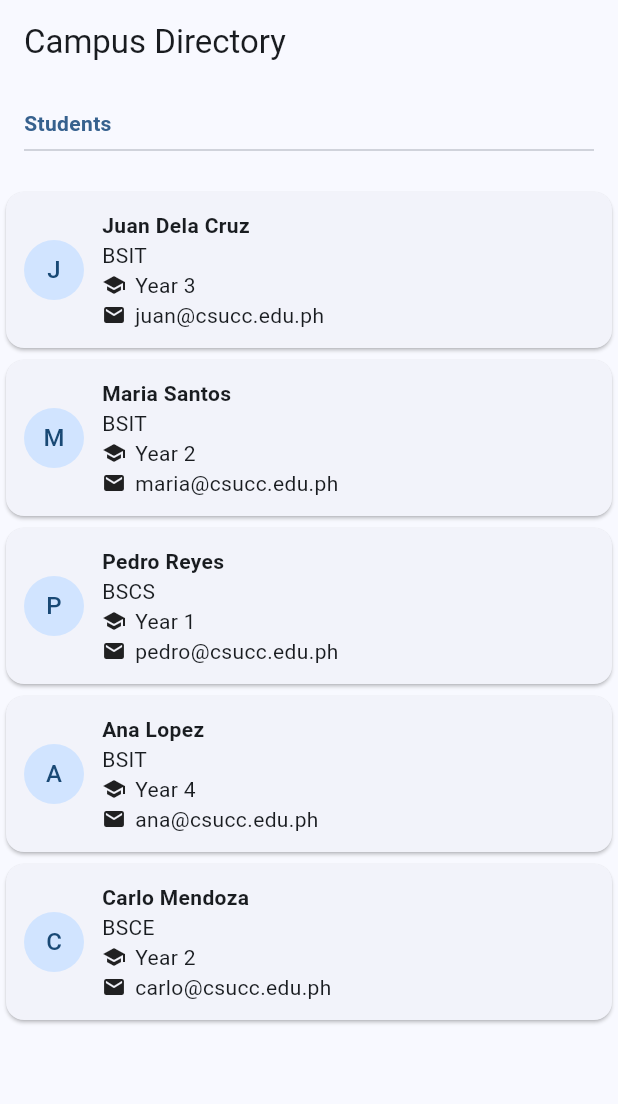
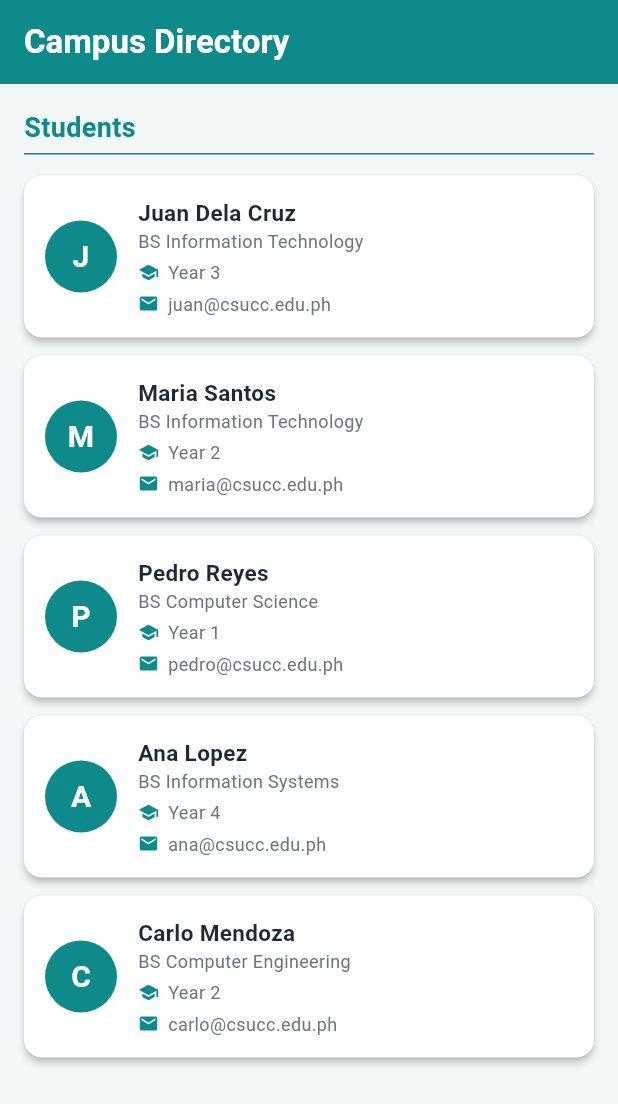
Before and after one commit to l4risha/stateless_lab_chavez, a Flutter app: the screen it shows after launch, on a phone screen of 412 x 824 dp. Shown: the top 1104 px of the screen. Run offline on Flutter 3.47's test engine with Material 3 defaults, Android fonts, the phone set to English and light mode, and no system bars.

Commit message:
Initial Flutter project

```diff
--- a/lib/main.dart
+++ b/lib/main.dart
@@ -1,6 +1,12 @@
 import 'package:flutter/material.dart';
 
 void main() => runApp(const DirectoryApp());
+
+// Colors (estimate gikan sa screenshot)
+const kTeal = Color(0xFF0E8A8A); // AppBar, avatar, heading, icons
+const kBackground = Color(0xFFF4F7F7); // background sa screen
+const kNameText = Color(0xFF1F2933); // name sa student
+const kSubText = Color(0xFF6B7280); // course, year, email
 
 // Student = blueprint sa data. Final ang fields, mao nga const ang constructor
 class Student {
@@ -19,11 +25,11 @@ class Student {
 
 // Hard-coded list (5+). Ilisi ang names sa imong mga classmate o kaugalingon
 const List<Student> students = [
-  Student(name: 'Juan Dela Cruz', course: 'BSIT', yearLevel: 3, email: 'juan@csucc.edu.ph'),
-  Student(name: 'Maria Santos', course: 'BSIT', yearLevel: 2, email: 'maria@csucc.edu.ph'),
-  Student(name: 'Pedro Reyes', course: 'BSCS', yearLevel: 1, email: 'pedro@csucc.edu.ph'),
-  Student(name: 'Ana Lopez', course: 'BSIT', yearLevel: 4, email: 'ana@csucc.edu.ph'),
-  Student(name: 'Carlo Mendoza', course: 'BSCE', yearLevel: 2, email: 'carlo@csucc.edu.ph'),
+  Student(name: 'Juan Dela Cruz', course: 'BS Information Technology', yearLevel: 3, email: 'juan@csucc.edu.ph'),
+  Student(name: 'Maria Santos', course: 'BS Information Technology', yearLevel: 2, email: 'maria@csucc.edu.ph'),
+  Student(name: 'Pedro Reyes', course: 'BS Computer Science', yearLevel: 1, email: 'pedro@csucc.edu.ph'),
+  Student(name: 'Ana Lopez', course: 'BS Information Systems', yearLevel: 4, email: 'ana@csucc.edu.ph'),
+  Student(name: 'Carlo Mendoza', course: 'BS Computer Engineering', yearLevel: 2, email: 'carlo@csucc.edu.ph'),
 ];
 
 // Stateless kay ang icon ug text kay gikan sa parent, wala'y mausab sa sulod
@@ -35,12 +41,21 @@ class InfoRow extends StatelessWidget {
 
   @override
   Widget build(BuildContext context) {
-    return Row(
-      children: [
-        Icon(icon, size: 16),
-        const SizedBox(width: 6), // gamay nga gap tali sa icon ug text
-        Expanded(child: Text(text)), // Expanded para dili mo-overflow ang taas nga email
-      ],
+    return Padding(
+      padding: const EdgeInsets.only(top: 4),
+      child: Row(
+        children: [
+          Icon(icon, size: 14, color: kTeal), // teal nga icon
+          const SizedBox(width: 6), // gamay nga gap tali sa icon ug text
+          Expanded(
+            // Expanded para dili mo-overflow ang taas nga email
+            child: Text(
+              text,
+              style: const TextStyle(fontSize: 12, color: kSubText),
+            ),
+          ),
+        ],
+      ),
     );
   }
 }
@@ -54,18 +69,20 @@ class SectionHeader extends StatelessWidget {
   @override
   Widget build(BuildContext context) {
     return Padding(
-      padding: const EdgeInsets.all(16),
+      padding: const EdgeInsets.fromLTRB(16, 16, 16, 8),
       child: Column(
         crossAxisAlignment: CrossAxisAlignment.start,
         children: [
           Text(
             title,
-            style: TextStyle(
+            style: const TextStyle(
+              fontSize: 18,
               fontWeight: FontWeight.bold, // bold nga heading
-              color: Theme.of(context).colorScheme.primary, // colored heading
+              color: kTeal, // colored heading
             ),
           ),
-          const Divider(), // linya sa ubos
+          const SizedBox(height: 4),
+          const Divider(height: 1, color: kTeal), // linya sa ubos
         ],
       ),
     );
@@ -81,21 +98,43 @@ class StudentCard extends StatelessWidget {
   @override
   Widget build(BuildContext context) {
     return Card(
+      color: Colors.white,
+      elevation: 2,
+      margin: const EdgeInsets.symmetric(horizontal: 16, vertical: 6),
+      shape: RoundedRectangleBorder(borderRadius: BorderRadius.circular(12)),
       child: Padding(
-        padding: const EdgeInsets.all(12),
+        padding: const EdgeInsets.all(14),
         child: Row(
           children: [
-            CircleAvatar(child: Text(student.name[0])), // first letter sa name
-            const SizedBox(width: 12),
+            CircleAvatar(
+              radius: 24,
+              backgroundColor: kTeal,
+              child: Text(
+                student.name[0], // first letter sa name
+                style: const TextStyle(
+                  color: Colors.white,
+                  fontSize: 20,
+                  fontWeight: FontWeight.bold,
+                ),
+              ),
+            ),
+            const SizedBox(width: 14),
             Expanded(
               child: Column(
                 crossAxisAlignment: CrossAxisAlignment.start,
                 children: [
                   Text(
                     student.name,
-                    style: const TextStyle(fontWeight: FontWeight.bold),
+                    style: const TextStyle(
+                      fontSize: 15,
+                      fontWeight: FontWeight.bold,
+                      color: kNameText,
+                    ),
                   ),
-                  Text(student.course),
+                  Text(
+                    student.course,
+                    style: const TextStyle(fontSize: 12, color: kSubText),
+                  ),
                   InfoRow(icon: Icons.school, text: 'Year ${student.yearLevel}'),
                   InfoRow(icon: Icons.email, text: student.email),
                 ],
@@ -115,8 +154,17 @@ class DirectoryScreen extends StatelessWidget {
   @override
   Widget build(BuildContext context) {
     return Scaffold(
-      appBar: AppBar(title: const Text('Campus Directory')),
+      backgroundColor: kBackground,
+      appBar: AppBar(
+        backgroundColor: kTeal,
+        foregroundColor: Colors.white,
+        title: const Text(
+          'Campus Directory',
+          style: TextStyle(fontWeight: FontWeight.bold),
+        ),
+      ),
       body: ListView(
+        padding: const EdgeInsets.only(bottom: 16),
         children: [
           const SectionHeader(title: 'Students'),
           // spread (...) para ma-butang ang matag card sa sulod sa ListView
@@ -134,7 +182,8 @@ class DirectoryApp extends StatelessWidget {
   @override
   Widget build(BuildContext context) {
     return MaterialApp(
-      theme: ThemeData(colorSchemeSeed: Colors.blue, useMaterial3: true),
+      debugShowCheckedModeBanner: false,
+      theme: ThemeData(colorSchemeSeed: kTeal, useMaterial3: true),
       home: const DirectoryScreen(),
     );
   }
```
Also changed, not shown: 7 other files.
